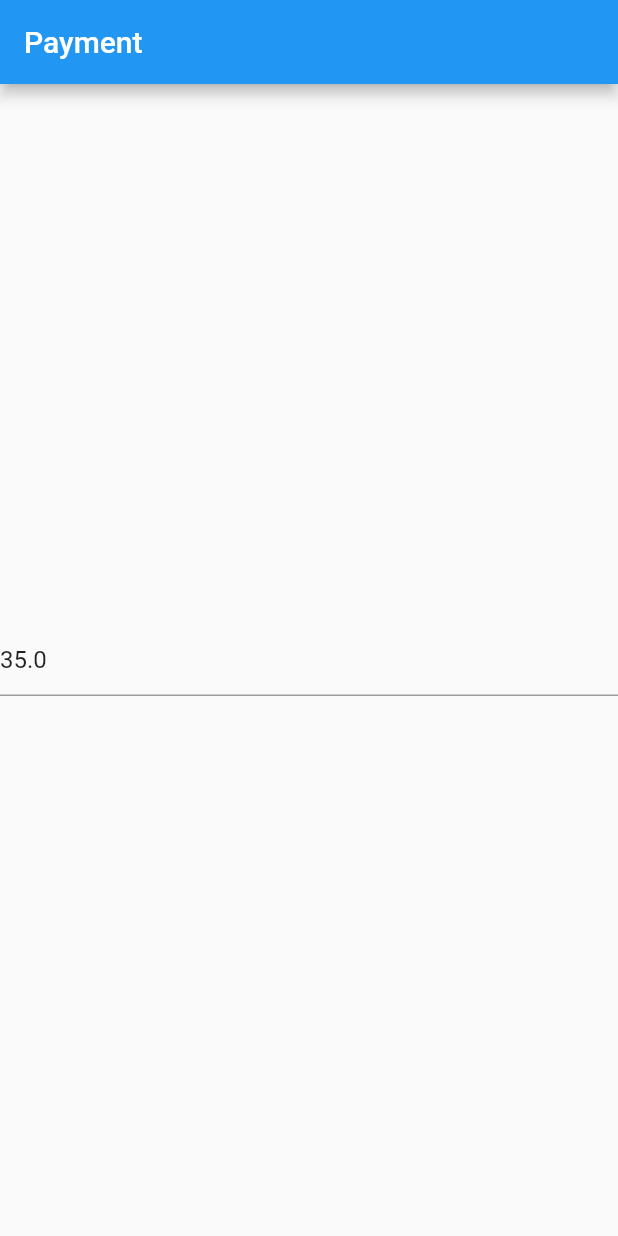
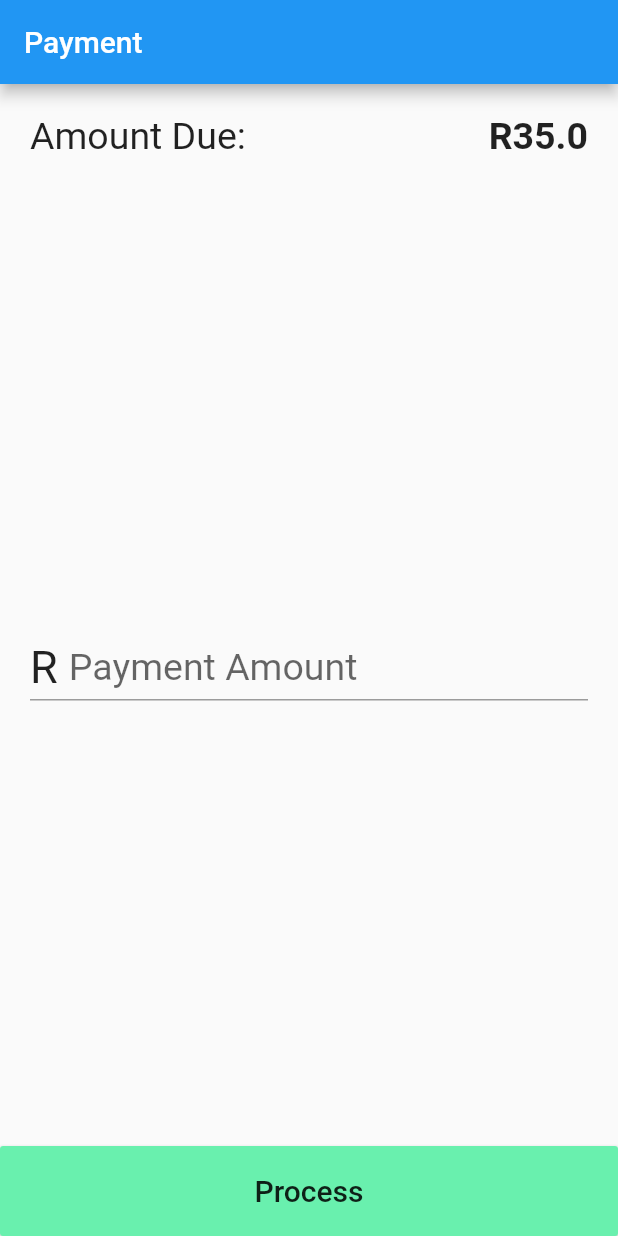
Before and after one commit to callums-archive/cashMeOutside, a Flutter app: the screen it shows after launch, on a phone screen of 412 x 824 dp. Run offline on Flutter 3.47's test engine with Material 2 defaults, Android fonts, the phone set to English and light mode, and no system bars; our stand-ins replace bloc, equatable, flutter_bloc.

Commit message:
feat(payment interface): payment interface almost complete, needs cleanup and refactor

```diff
--- a/lib/payment/view/payment_view.dart
+++ b/lib/payment/view/payment_view.dart
@@ -11,19 +11,65 @@ class PaymentView extends StatelessWidget {
   Widget build(BuildContext context) {
     return Scaffold(
         appBar: AppBar(title: Text("Payment")),
-        body: Center(
+        body: Column(children: <Widget>[
+          Container(
+              padding: EdgeInsets.all(20.0),
+              child: Row(children: <Widget>[
+                Expanded(
+                  child: Text(
+                    "Amount Due: ",
+                    style: TextStyle(
+                      fontSize: 25.0,
+                    ),
+                  ),
+                ),
+                BlocBuilder<PaymentBloc, PaymentState>(
+                    builder: (context, state) {
+                  return Text(
+                    "R${state.amountDue}",
+                    style:
+                        TextStyle(fontSize: 25.0, fontWeight: FontWeight.bold),
+                  );
+                })
+              ])),
+          Expanded(
+              child: Center(
+                  child: Container(
+            padding: EdgeInsets.all(20.0),
             child: BlocBuilder<PaymentBloc, PaymentState>(
               builder: (context, state) {
                 return TextFormField(
-                initialValue: state.amountDue.toString(),
+                  style: TextStyle(fontSize: 25.0),
+                  decoration: InputDecoration(
+                    hintText: "Payment Amount",
+                    isDense: true,
+                    prefixIcon: Text(
+                      "R ",
+                      style: TextStyle(fontSize: 30.0),
+                    ),
+                    prefixIconConstraints:
+                        BoxConstraints(minWidth: 0.0, minHeight: 0),
+                  ),
                   keyboardType: TextInputType.number,
                   inputFormatters: <TextInputFormatter>[
                     DecimalTextInputFormatter()
                   ],
                 );
-              // return Text('${state.amountDue}');
               },
             ),
-        ));
+          ))),
+          Container(
+              child: SizedBox(
+                  width: double.infinity,
+                  height: 60.0,
+                  child: RaisedButton(
+                    onPressed: () {},
+                    child: Text(
+                      "Process",
+                      style: TextStyle(fontSize: 20.0),
+                    ),
+                    color: Colors.greenAccent,
+                  )))
+        ]));
   }
 }
```
Lines whose indentation alone changed are shown as unchanged.
